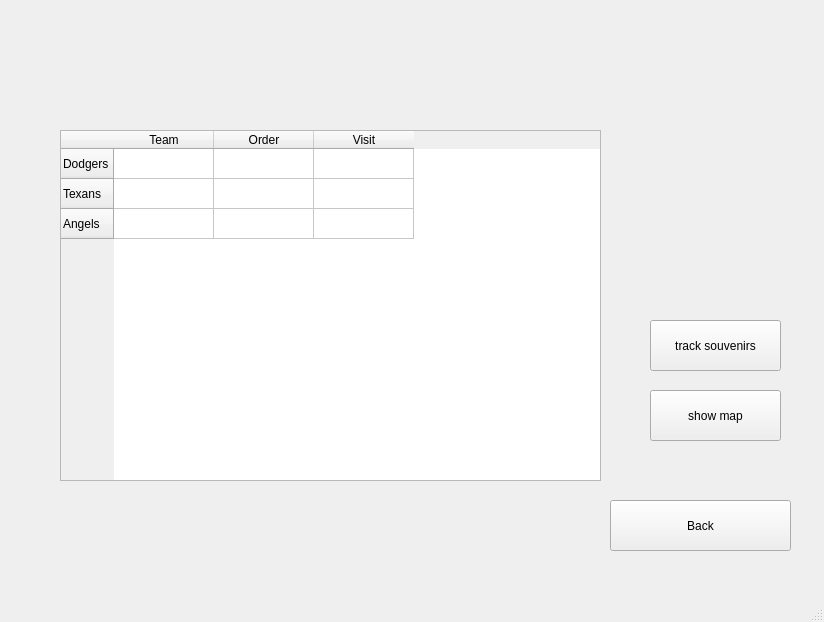
The window that CS8project2/mainwindow.ui (pradakev/CS8GroupProject2) describes before a commit, drawn with Qt 5.
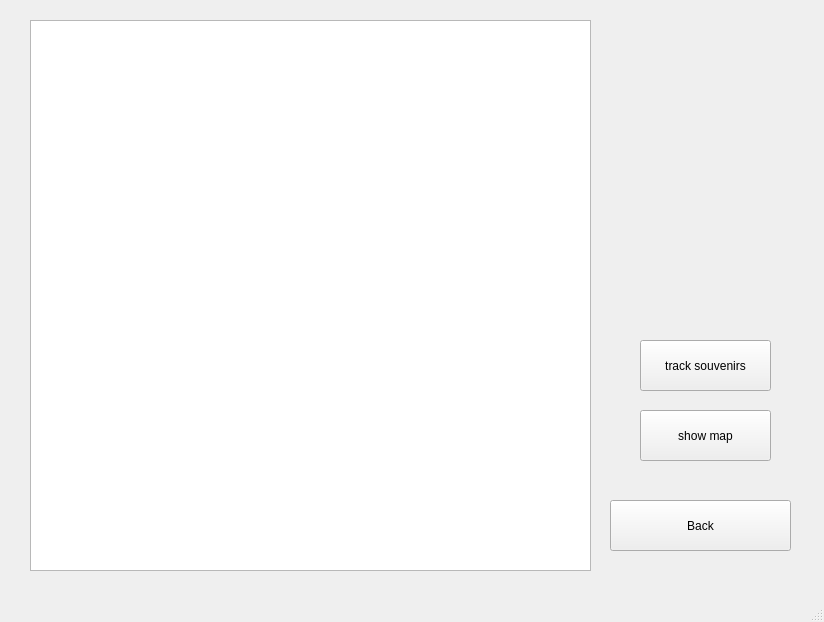
The same window after the commit. The open tabs and pages were chosen to show the change. Icons and pictures are not drawn.

```diff
--- a/CS8project2/mainwindow.ui
+++ b/CS8project2/mainwindow.ui
@@ -1125,51 +1125,6 @@
      </widget>
     </widget>
     <widget class="QWidget" name="planYourTripPage">
-     <widget class="QTableWidget" name="tableWidget">
-      <property name="geometry">
-       <rect>
-        <x>50</x>
-        <y>130</y>
-        <width>541</width>
-        <height>351</height>
-       </rect>
-      </property>
-      <row>
-       <property name="text">
-        <string>Dodgers</string>
-       </property>
-      </row>
-      <row>
-       <property name="text">
-        <string>Texans</string>
-       </property>
-      </row>
-      <row>
-       <property name="text">
-        <string>Angels</string>
-       </property>
-      </row>
-      <column>
-       <property name="text">
-        <string>Team</string>
-       </property>
-      </column>
-      <column>
-       <property name="text">
-        <string>Order</string>
-       </property>
-      </column>
-      <column>
-       <property name="text">
-        <string>Visit</string>
-       </property>
-      </column>
-      <item row="0" column="0">
-       <property name="text">
-        <string/>
-       </property>
-      </item>
-     </widget>
      <widget class="QPushButton" name="pushButton_31">
       <property name="geometry">
        <rect>
@@ -1186,8 +1141,8 @@
      <widget class="QPushButton" name="pushButton_38">
       <property name="geometry">
        <rect>
-        <x>640</x>
-        <y>320</y>
+        <x>630</x>
+        <y>340</y>
         <width>131</width>
         <height>51</height>
        </rect>
@@ -1199,8 +1154,8 @@
      <widget class="QPushButton" name="pushButton_39">
       <property name="geometry">
        <rect>
-        <x>640</x>
-        <y>390</y>
+        <x>630</x>
+        <y>410</y>
         <width>131</width>
         <height>51</height>
        </rect>
@@ -1209,6 +1164,16 @@
        <string>show map</string>
       </property>
      </widget>
+     <widget class="QTableWidget" name="dijkstrasTable">
+      <property name="geometry">
+       <rect>
+        <x>20</x>
+        <y>20</y>
+        <width>561</width>
+        <height>551</height>
+       </rect>
+      </property>
+     </widget>
     </widget>
     <widget class="QWidget" name="stadiuminfotable">
      <widget class="QPushButton" name="backtoMain">
```
Left out of the diff: 2 changed lines with no effect on the pictures.
